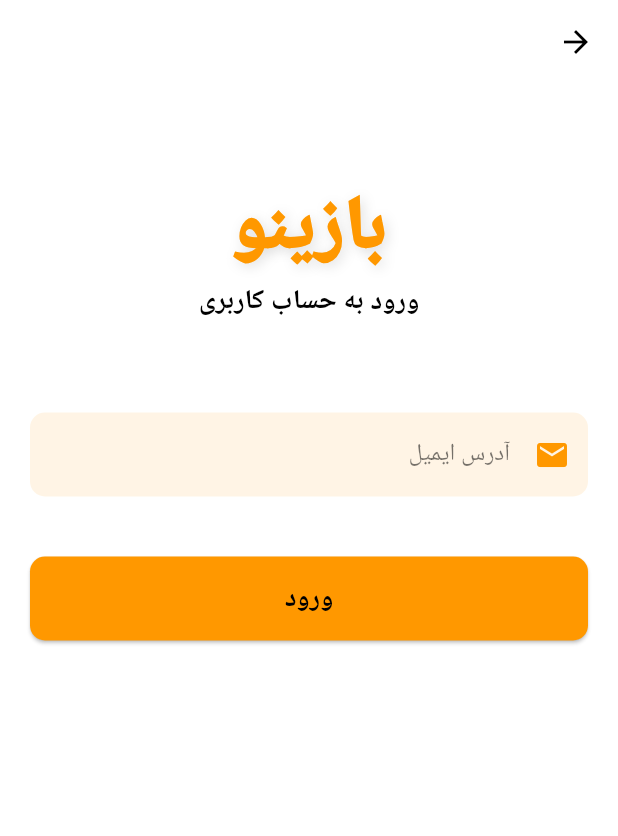
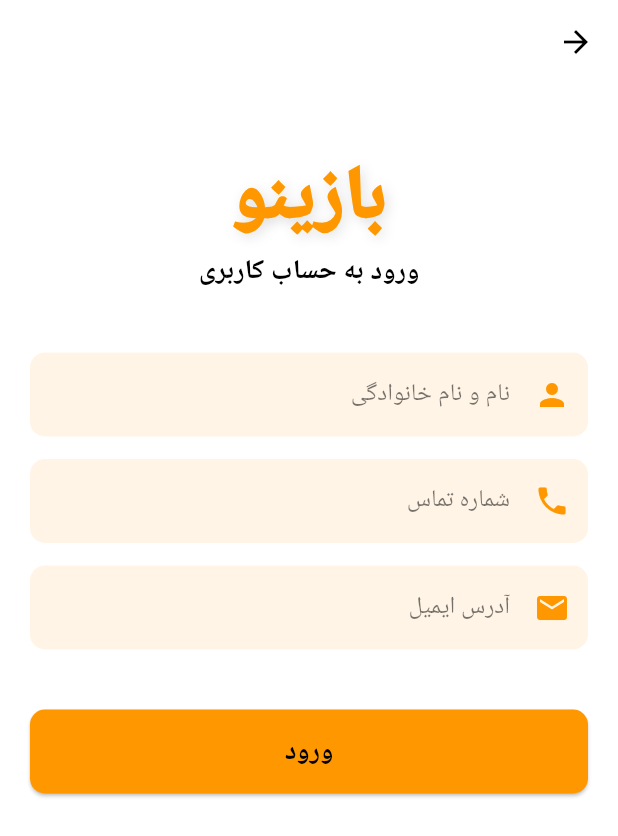
Before and after one commit to mahdi09210184460/bazino, a Flutter app: the LoginPage screen opened directly, on a phone screen of 412 x 824 dp. Shown: the top 836 px of the screen. Run offline on Flutter 3.47's test engine with Material 3 defaults, Android fonts, the phone set to English and light mode, and no system bars; network calls fail.

Commit message:
Fix build errors: missing parameters and color members

```diff
--- a/lib/home_page.dart
+++ b/lib/home_page.dart
@@ -210,8 +210,8 @@ class _HomePageState extends State<HomePage> {
           const SizedBox(height: 15),
           Row(
             children: [
-              _buildPrizeCard('نفر اول', '۵ میلیون', Icons.looks_one, Colors.gold),
-              _buildPrizeCard('نفر دوم', '۲ میلیون', Icons.looks_two, Colors.silver),
+              _buildPrizeCard('نفر اول', '۵ میلیون', Icons.looks_one, const Color(0xFFFFD700)),
+              _buildPrizeCard('نفر دوم', '۲ میلیون', Icons.looks_two, const Color(0xFFC0C0C0)),
               _buildPrizeCard('نفر سوم', '۱ میلیون', Icons.looks_3, Colors.orangeAccent),
             ],
           ),
--- a/lib/login_page.dart
+++ b/lib/login_page.dart
@@ -10,6 +10,8 @@ class LoginPage extends StatefulWidget {
 
 class _LoginPageState extends State<LoginPage> {
   final _formKey = GlobalKey<FormState>();
+  final TextEditingController _nameController = TextEditingController();
+  final TextEditingController _phoneController = TextEditingController();
   final TextEditingController _emailController = TextEditingController();
 
   @override
@@ -31,7 +33,7 @@ class _LoginPageState extends State<LoginPage> {
           child: Column(
             crossAxisAlignment: CrossAxisAlignment.stretch,
             children: [
-              const SizedBox(height: 40),
+              const SizedBox(height: 20),
               const Text(
                 'بازینو',
                 textAlign: TextAlign.center,
@@ -57,37 +59,27 @@ class _LoginPageState extends State<LoginPage> {
                   fontWeight: FontWeight.bold,
                 ),
               ),
-              const SizedBox(height: 60),
-              TextFormField(
-                controller: _emailController,
-                keyboardType: TextInputType.emailAddress,
-                textAlign: TextAlign.right,
-                textDirection: TextDirection.rtl,
-                style: const TextStyle(color: Colors.black),
-                decoration: InputDecoration(
-                  labelText: 'آدرس ایمیل',
-                  labelStyle: const TextStyle(color: Colors.black54),
-                  prefixIcon: const Icon(Icons.email, color: Colors.orange),
-                  filled: true,
-                  fillColor: Colors.orange.withOpacity(0.1),
-                  border: OutlineInputBorder(
-                    borderRadius: BorderRadius.circular(10),
-                    borderSide: BorderSide.none,
-                  ),
-                  focusedBorder: OutlineInputBorder(
-                    borderRadius: BorderRadius.circular(10),
-                    borderSide: const BorderSide(color: Colors.orange, width: 2),
-                  ),
-                ),
-              ),
+              const SizedBox(height: 40),
+              _buildTextField(_nameController, 'نام و نام خانوادگی', Icons.person),
+              const SizedBox(height: 15),
+              _buildTextField(_phoneController, 'شماره تماس', Icons.phone, keyboardType: TextInputType.phone),
+              const SizedBox(height: 15),
+              _buildTextField(_emailController, 'آدرس ایمیل', Icons.email, keyboardType: TextInputType.emailAddress),
               const SizedBox(height: 40),
               ElevatedButton(
                 onPressed: () {
-                  // Navigate to Home Page
-                  Navigator.pushReplacement(
-                    context,
-                    MaterialPageRoute(builder: (context) => const HomePage()),
-                  );
+                  if (_formKey.currentState!.validate()) {
+                    Navigator.pushReplacement(
+                      context,
+                      MaterialPageRoute(
+                        builder: (context) => HomePage(
+                          userName: _nameController.text,
+                          userPhone: _phoneController.text,
+                          userEmail: _emailController.text,
+                        ),
+                      ),
+                    );
+                  }
                 },
                 style: ElevatedButton.styleFrom(
                   backgroundColor: Colors.orange,
@@ -111,4 +103,35 @@ class _LoginPageState extends State<LoginPage> {
       ),
     );
   }
+
+  Widget _buildTextField(TextEditingController controller, String label, IconData icon, {TextInputType keyboardType = TextInputType.text}) {
+    return TextFormField(
+      controller: controller,
+      keyboardType: keyboardType,
+      textAlign: TextAlign.right,
+      textDirection: TextDirection.rtl,
+      style: const TextStyle(color: Colors.black),
+      decoration: InputDecoration(
+        labelText: label,
+        labelStyle: const TextStyle(color: Colors.black54),
+        prefixIcon: Icon(icon, color: Colors.orange),
+        filled: true,
+        fillColor: Colors.orange.withOpacity(0.1),
+        border: OutlineInputBorder(
+          borderRadius: BorderRadius.circular(10),
+          borderSide: BorderSide.none,
+        ),
+        focusedBorder: OutlineInputBorder(
+          borderRadius: BorderRadius.circular(10),
+          borderSide: const BorderSide(color: Colors.orange, width: 2),
+        ),
+      ),
+      validator: (value) {
+        if (value == null || value.isEmpty) {
+          return 'لطفاً این فیلد را پر کنید';
+        }
+        return null;
+      },
+    );
+  }
 }
```
